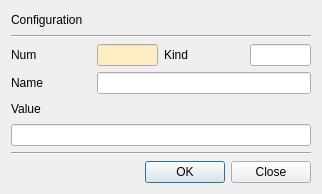
Above: CCMan/config_dlg.ui from jykim74/CCMan before the change. Below: the same form after it.
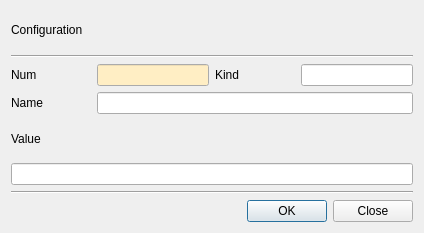
That is the form after the change.

Diff of the .ui file:
```diff
--- a/CCMan/config_dlg.ui
+++ b/CCMan/config_dlg.ui
@@ -6,8 +6,8 @@
    <rect>
     <x>0</x>
     <y>0</y>
-    <width>318</width>
-    <height>194</height>
+    <width>424</width>
+    <height>233</height>
    </rect>
   </property>
   <property name="windowTitle">
@@ -136,7 +136,7 @@
     <widget class="QLineEdit" name="mValueText">
      <property name="minimumSize">
       <size>
-       <width>300</width>
+       <width>400</width>
        <height>0</height>
       </size>
      </property>
```
